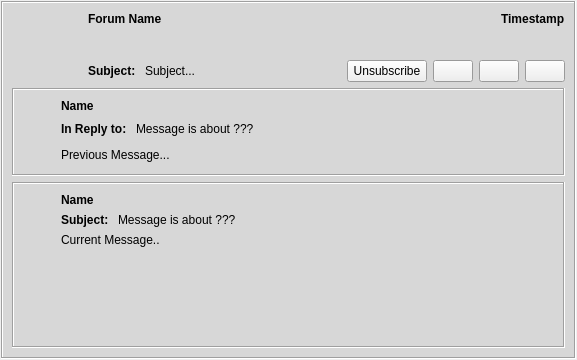
This is retroshare-gui/src/gui/feeds/GxsForumMsgItem.ui in RetroShare/RetroShare as Qt 5 draws it before an edit. The edited form follows.
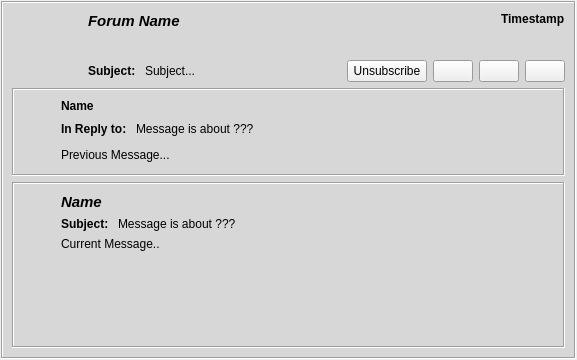
This is the edited form. Icons and pictures are not drawn. Custom widgets are drawn as their Qt base class.

The edit to the form file:
```diff
--- a/retroshare-gui/src/gui/feeds/GxsForumMsgItem.ui
+++ b/retroshare-gui/src/gui/feeds/GxsForumMsgItem.ui
@@ -10,7 +10,7 @@
     <height>360</height>
    </rect>
   </property>
-  <layout class="QGridLayout">
+  <layout class="QGridLayout" name="GxsForumMsgItem_GL">
    <property name="leftMargin">
     <number>1</number>
    </property>
@@ -24,7 +24,7 @@
     <number>1</number>
    </property>
    <item row="2" column="0">
-    <widget class="QFrame" name="mainFrame">
+    <widget class="QFrame" name="feedFrame">
      <property name="sizePolicy">
       <sizepolicy hsizetype="Expanding" vsizetype="Preferred">
        <horstretch>0</horstretch>
@@ -34,6 +34,15 @@
      <property name="palette">
       <palette>
        <active>
+        <colorrole role="WindowText">
+         <brush brushstyle="SolidPattern">
+          <color alpha="255">
+           <red>0</red>
+           <green>0</green>
+           <blue>0</blue>
+          </color>
+         </brush>
+        </colorrole>
         <colorrole role="Window">
          <brush brushstyle="SolidPattern">
           <color alpha="255">
@@ -45,6 +54,15 @@
         </colorrole>
        </active>
        <inactive>
+        <colorrole role="WindowText">
+         <brush brushstyle="SolidPattern">
+          <color alpha="255">
+           <red>0</red>
+           <green>0</green>
+           <blue>0</blue>
+          </color>
+         </brush>
+        </colorrole>
         <colorrole role="Window">
          <brush brushstyle="SolidPattern">
           <color alpha="255">
@@ -56,6 +74,15 @@
         </colorrole>
        </inactive>
        <disabled>
+        <colorrole role="WindowText">
+         <brush brushstyle="SolidPattern">
+          <color alpha="255">
+           <red>154</red>
+           <green>154</green>
+           <blue>154</blue>
+          </color>
+         </brush>
+        </colorrole>
         <colorrole role="Window">
          <brush brushstyle="SolidPattern">
           <color alpha="255">
@@ -115,7 +142,9 @@
           </property>
           <property name="font">
            <font>
+            <pointsize>11</pointsize>
             <weight>75</weight>
+            <italic>true</italic>
             <bold>true</bold>
            </font>
           </property>
@@ -454,9 +483,9 @@
         <property name="frameShadow">
          <enum>QFrame::Sunken</enum>
         </property>
-        <layout class="QGridLayout">
+        <layout class="QGridLayout" name="expandFrame_GL">
          <item row="0" column="0" rowspan="3">
-          <widget class="AvatarWidget" name="avatar">
+          <widget class="AvatarWidget" name="currAvatar" native="true">
            <property name="minimumSize">
             <size>
              <width>32</width>
@@ -472,10 +501,12 @@
           </widget>
          </item>
          <item row="0" column="2">
-          <widget class="GxsIdLabel" name="nameLabel">
+          <widget class="GxsIdLabel" name="currNameLabel">
            <property name="font">
             <font>
+             <pointsize>11</pointsize>
              <weight>75</weight>
+             <italic>true</italic>
              <bold>true</bold>
             </font>
            </property>
@@ -488,9 +519,9 @@
           </widget>
          </item>
          <item row="1" column="2">
-          <layout class="QHBoxLayout">
+          <layout class="QHBoxLayout" name="currSub_HL">
            <item>
-            <widget class="QLabel" name="label_9">
+            <widget class="QLabel" name="currSubText">
              <property name="sizePolicy">
               <sizepolicy hsizetype="Preferred" vsizetype="Fixed">
                <horstretch>0</horstretch>
@@ -509,7 +540,7 @@
             </widget>
            </item>
            <item>
-            <widget class="QLabel" name="subLabel">
+            <widget class="QLabel" name="currSubLabel">
              <property name="sizePolicy">
               <sizepolicy hsizetype="Expanding" vsizetype="Fixed">
                <horstretch>0</horstretch>
@@ -530,7 +561,7 @@
           </layout>
          </item>
          <item row="3" column="0">
-          <spacer name="verticalSpacer_2">
+          <spacer name="currAvatar_VSpacer">
            <property name="orientation">
             <enum>Qt::Vertical</enum>
            </property>
@@ -543,9 +574,9 @@
           </spacer>
          </item>
          <item row="2" column="2" rowspan="2">
-          <layout class="QHBoxLayout">
+          <layout class="QHBoxLayout" name="currMsg_HL">
            <item>
-            <widget class="QLabel" name="msgLabel">
+            <widget class="QLabel" name="currMsgLabel">
              <property name="sizePolicy">
               <sizepolicy hsizetype="MinimumExpanding" vsizetype="Preferred">
                <horstretch>0</horstretch>
@@ -587,7 +618,7 @@
   </customwidget>
   <customwidget>
    <class>AvatarWidget</class>
-   <extends>QLabel</extends>
+   <extends>QWidget</extends>
    <header>gui/common/AvatarWidget.h</header>
    <container>1</container>
   </customwidget>
```
Left out of the diff: 27 changed lines with no effect on the pictures.
